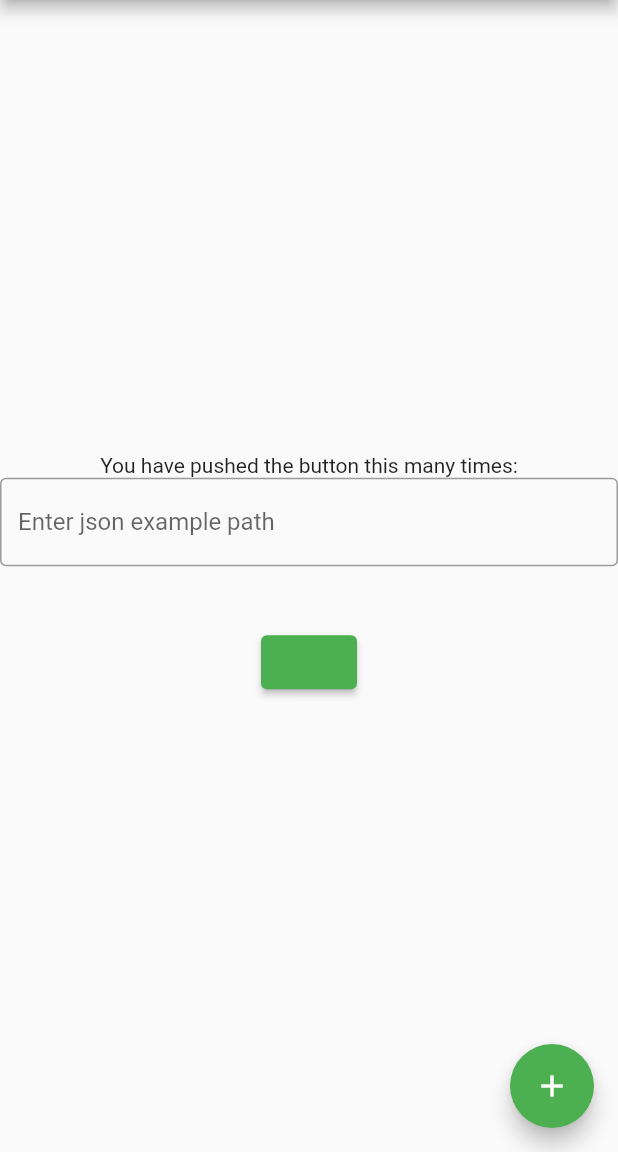
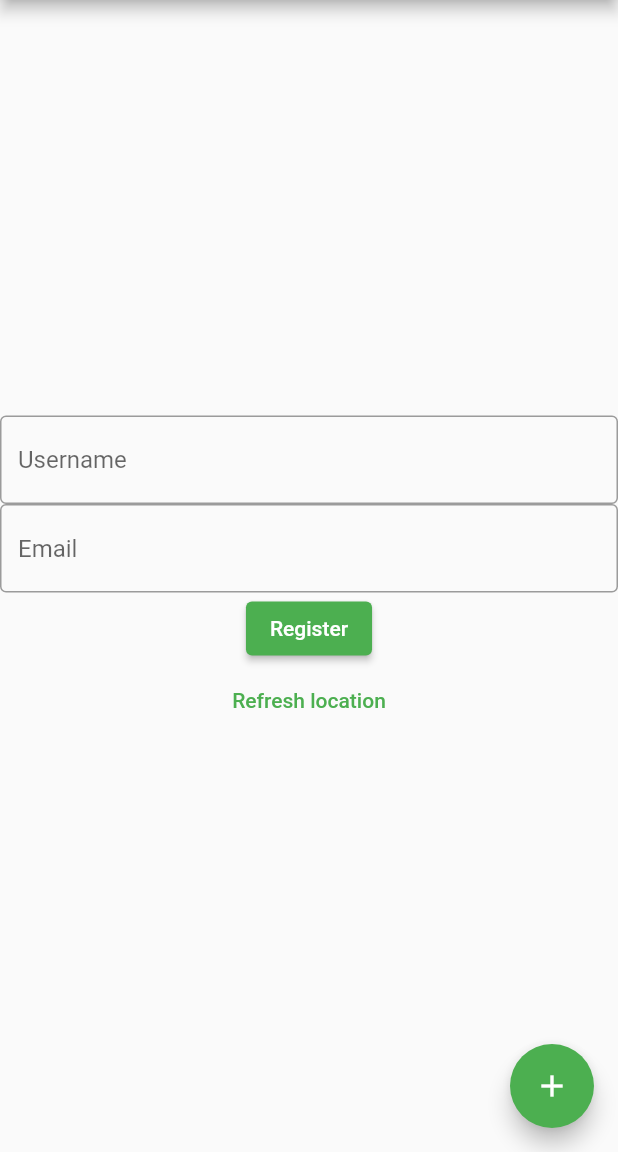
Before and after one commit to avu12/flutter_app, a Flutter app: the screen it shows after launch, after a tap on the "add" icon, on a phone screen of 412 x 824 dp, the part 84-1236 px from its top. Run offline on Flutter 3.47's test engine with Material 2 defaults, Android fonts, the phone set to English and light mode, and no system bars; our stand-ins replace geolocator; missing offline and left inert: dart:ffi; network calls fail.

```diff
--- a/lib/main.dart
+++ b/lib/main.dart
@@ -1,6 +1,9 @@
 import 'dart:convert';
+import 'dart:developer';
+import 'dart:ffi';
 import 'dart:io';
 import 'package:flutter_app/testdata.dart';
+import 'package:geolocator/geolocator.dart';
 
 import 'package:flutter/material.dart';
 import 'package:http/http.dart' as http;
@@ -36,15 +39,6 @@ class MyApp extends StatelessWidget {
 class MyHomePage extends StatefulWidget {
   MyHomePage({Key key, this.title}) : super(key: key);
 
-  // This widget is the home page of your application. It is stateful, meaning
-  // that it has a State object (defined below) that contains fields that affect
-  // how it looks.
-
-  // This class is the configuration for the state. It holds the values (in this
-  // case the title) provided by the parent (in this case the App widget) and
-  // used by the build method of the State. Fields in a Widget subclass are
-  // always marked "final".
-
   final String title;
 
   @override
@@ -54,6 +48,7 @@ class MyHomePage extends StatefulWidget {
 class _MyHomePageState extends State<MyHomePage> {
   String path = "";
   TextEditingController _controller = new TextEditingController();
+  TextEditingController _controllerEmail = new TextEditingController();
   /*void _fetchFromServer(String p) async {
     //String something = "aa";
     var url = Uri.http("192.168.0.172:32580", "/test/json/$p");
@@ -65,18 +60,18 @@ class _MyHomePageState extends State<MyHomePage> {
       });
     }
   }*/
-  Future<http.Response> sendName(String name) {
+  Future<http.Response> sendData(String name, String email) {
     return http.post(
-      Uri.http('192.168.0.172:32580',"/post/json"),
+      Uri.http('192.168.0.172:32580', "/post/json"),
       headers: <String, String>{
         'Content-Type': 'application/json; charset=UTF-8',
       },
       body: jsonEncode(<String, String>{
         'name': name,
+        'email': email,
       }),
     );
   }
-
 
   @override
   Widget build(BuildContext context) {
@@ -112,35 +107,43 @@ class _MyHomePageState extends State<MyHomePage> {
           // horizontal).
           mainAxisAlignment: MainAxisAlignment.center,
           children: <Widget>[
-            Text(
-              'You have pushed the button this many times:',
-            ),
             TextField(
               controller: _controller,
               decoration: InputDecoration(
-                  border: OutlineInputBorder(),
-                  hintText: 'Enter json example path'),
+                  border: OutlineInputBorder(), hintText: 'Username'),
             ),
-            Text(
-              '$path',
-              style: Theme.of(context).textTheme.headline4,
+            TextField(
+              controller: _controllerEmail,
+              decoration: InputDecoration(
+                  border: OutlineInputBorder(), hintText: 'Email'),
             ),
-            ElevatedButton(onPressed: () {
-              //_fetchFromServer(_controller.text);
-              sendName(_controller.text);
-
-            })
+            ElevatedButton(
+                child: Text('Register'),
+                onPressed: () {
+                  //_fetchFromServer(_controller.text);
+                  sendData(_controller.text, _controllerEmail.text);
+                }),
+            TextButton(
+                child: Text('Refresh location'),
+                onPressed: () {
+                  _determinePosition();
+                })
           ],
         ),
       ),
       floatingActionButton: FloatingActionButton(
         onPressed: () {
           //_fetchFromServer(_controller.text);
-          sendName(_controller.text);
+          //sendData(_controller.text,_controllerEmail.text);
+          _determinePosition();
         },
         tooltip: 'Increment',
         child: Icon(Icons.add),
       ), // This trailing comma makes auto-formatting nicer for build methods.
     );
   }
+
+  void _determinePosition() async {
+    Position p = await Geolocator.getCurrentPosition();
+  }
 }
```
Also changed, not shown: pubspec.lock, 1 other file.
